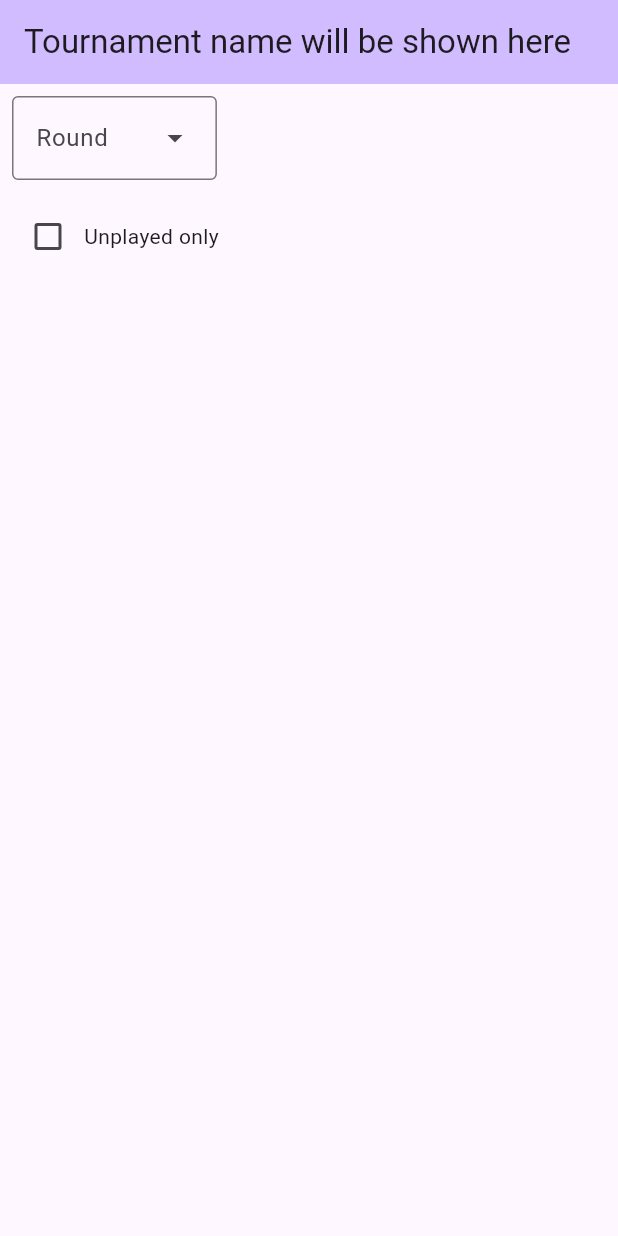
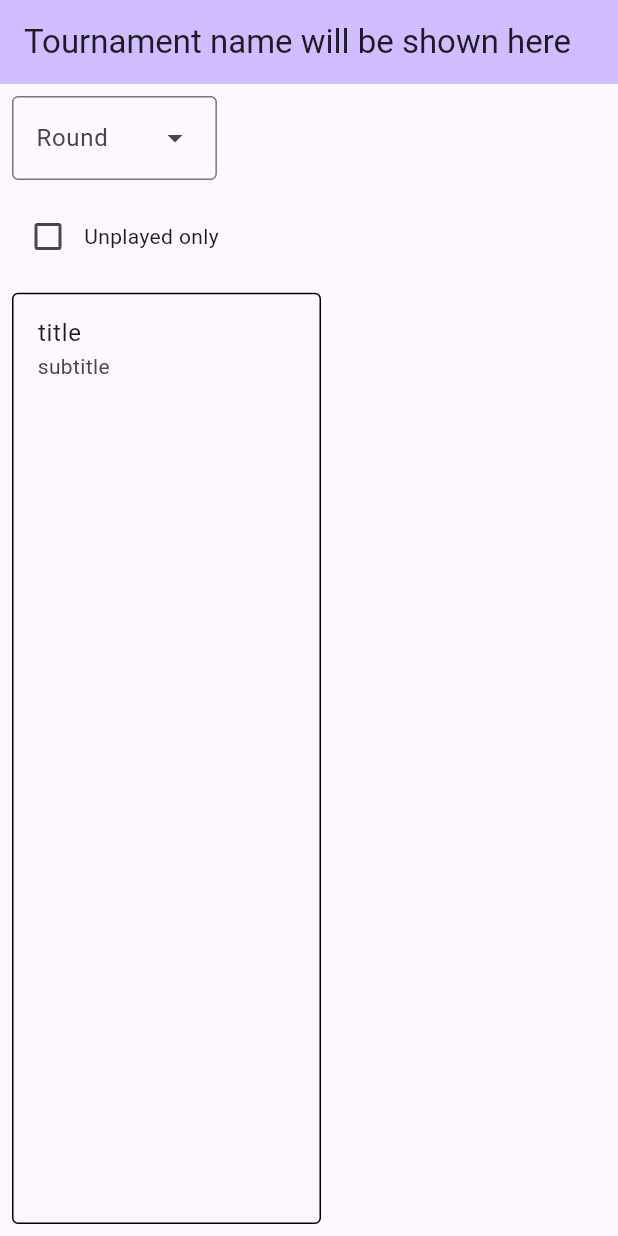
Before and after one commit to berkerozgur/tournament_tracker, a Flutter app: the screen it shows after launch, on a phone screen of 412 x 824 dp. Run offline on Flutter 3.47's test engine with Material 3 defaults, Android fonts, the phone set to English and light mode, and no system bars; our stand-ins replace decimal; missing offline and left inert: window_manager.

Commit message:
Enhance TournamentViewer layout with improved padding and add a ListView for displaying items

```diff
--- a/lib/views/tournament_viewer.dart
+++ b/lib/views/tournament_viewer.dart
@@ -16,12 +16,12 @@ class _TournamentViewerState extends State<TournamentViewer> {
         backgroundColor: Theme.of(context).colorScheme.inversePrimary,
         title: const Text('Tournament name will be shown here'),
       ),
-      body: const Padding(
-        padding: EdgeInsets.all(8.0),
+      body: Padding(
+        padding: const EdgeInsets.all(8.0),
         child: Column(
           crossAxisAlignment: CrossAxisAlignment.start,
           children: [
-            DropdownMenu(
+            const DropdownMenu(
               dropdownMenuEntries: [
                 DropdownMenuEntry<String>(
                   value: 'foo',
@@ -31,8 +31,29 @@ class _TournamentViewerState extends State<TournamentViewer> {
               label: Text('Round'),
               width: 136.6,
             ),
-            SizedBox(height: 13.6),
-            LabeledCheckbox(label: 'Unplayed only')
+            const SizedBox(height: 13.6),
+            const LabeledCheckbox(label: 'Unplayed only'),
+            const SizedBox(height: 13.6),
+            Expanded(
+              child: SizedBox(
+                width: MediaQuery.of(context).size.width * 0.5,
+                child: Container(
+                  decoration: BoxDecoration(
+                    border: Border.all(color: Colors.black),
+                    borderRadius: BorderRadius.circular(4),
+                  ),
+                  child: ListView.builder(
+                    itemCount: 1,
+                    itemBuilder: (context, index) {
+                      return const ListTile(
+                        title: Text('title'),
+                        subtitle: Text('subtitle'),
+                      );
+                    },
+                  ),
+                ),
+              ),
+            )
           ],
         ),
       ),
```
